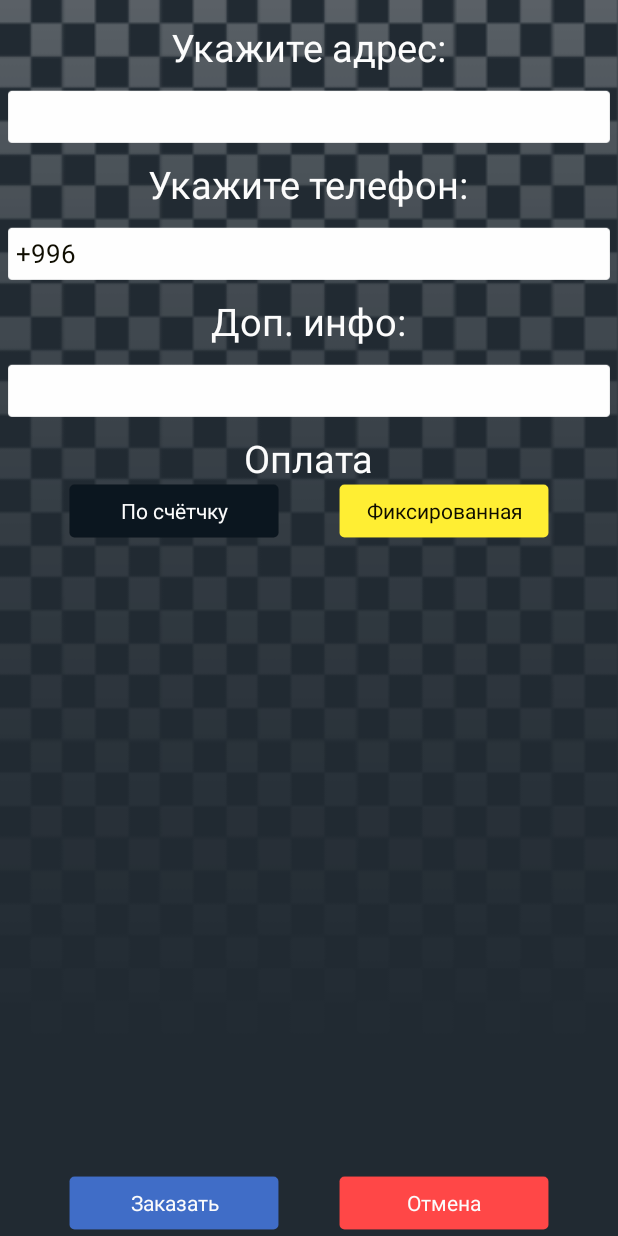
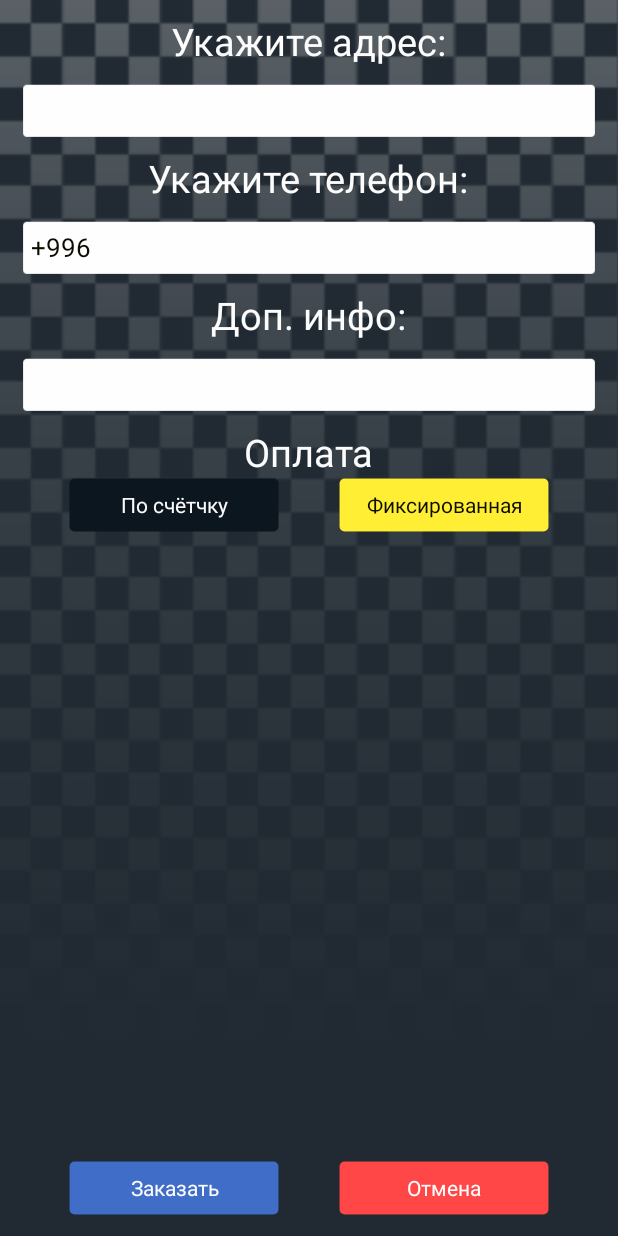
Before and after one commit to Danziamo/taxic, an Android app: the CreateOrderActivityFragment screen opened directly, with no data from a screen before it, on a phone screen of 412 x 824 dp. Run offline under Robolectric (Android 15) with nearby library versions, the phone set to English and light mode, and no system bars; libraries missing offline, so code that uses them is left out: cn.pedant.

Commit message:
change fragment create order

```diff
--- a/app/src/main/res/layout/fragment_create_order.xml
+++ b/app/src/main/res/layout/fragment_create_order.xml
@@ -15,13 +15,15 @@
         android:layout_width="match_parent"
         android:layout_height="wrap_content"
         android:layout_alignParentTop="true"
-        android:layout_above="@+id/linearLayoutOkCancelGroup">
+        android:layout_above="@+id/linearLayoutOkCancelGroup"
+        android:layout_marginBottom="20dp">
 
         <LinearLayout
             android:orientation="vertical"
             android:layout_width="match_parent"
             android:layout_height="wrap_content"
-            android:layout_marginTop="@dimen/spacing_tiny">
+            android:layout_marginRight="10dp"
+            android:layout_marginLeft="10dp">
 
             <TextView
                 style="@style/TextTitle"
@@ -78,7 +80,6 @@
                 android:id="@+id/linearLayoutFixedPrice"
                 android:layout_width="match_parent"
                 android:layout_height="wrap_content"
-                android:layout_marginTop="@dimen/spacing_normal"
                 android:visibility="gone">
 
                 <EditText
@@ -107,8 +108,7 @@
         android:layout_centerInParent="true"
         android:weightSum="10"
         android:orientation="horizontal"
-        android:layout_marginLeft="20dp"
-        android:layout_marginRight="20dp">
+        android:layout_marginBottom="10dp">
 
         <Button
             style="@style/mediumButton.Green"
```
